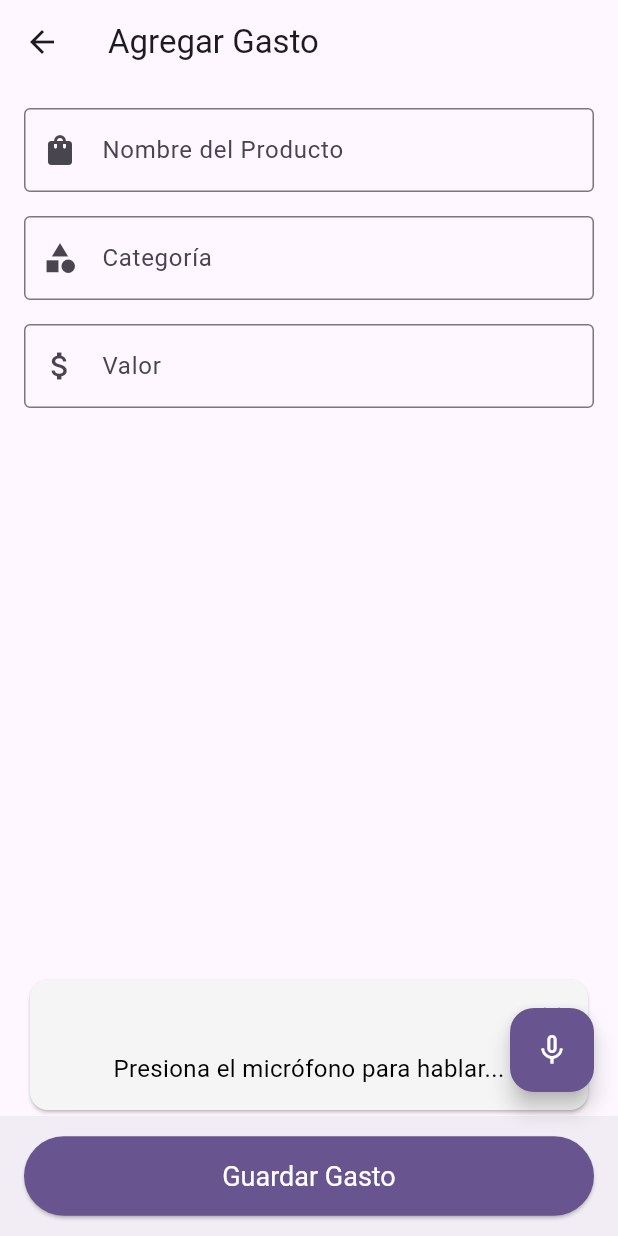
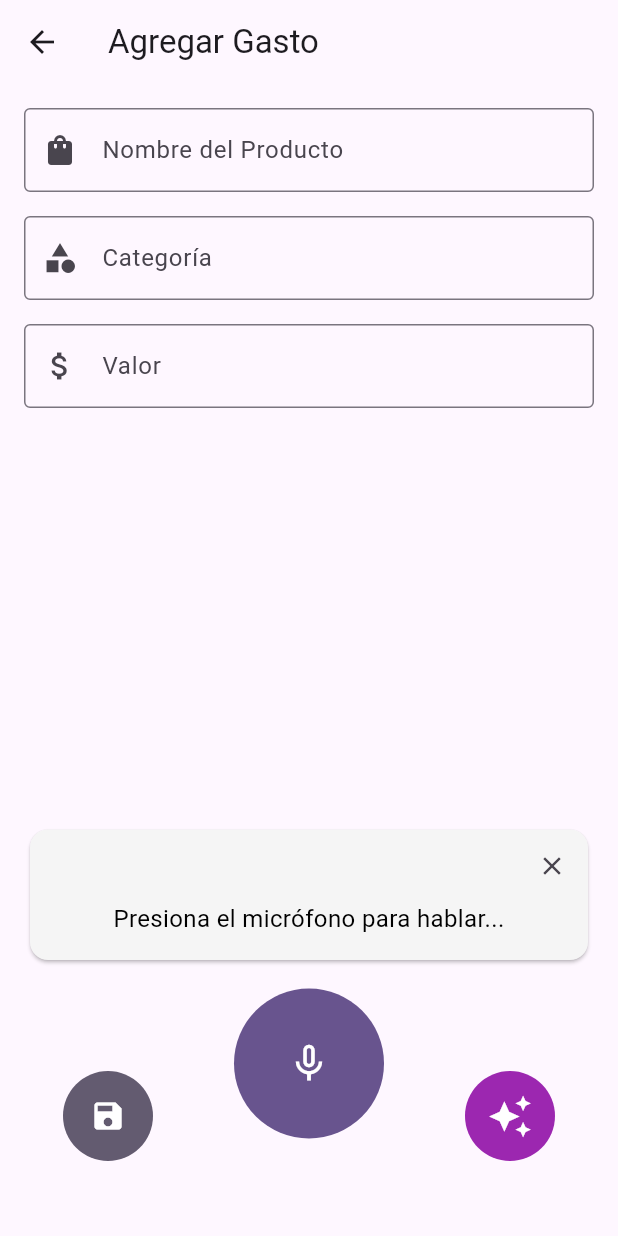
Before and after one commit to mmaurogg/gastos_inteligentes, a Flutter app: the AddExpenseScreen screen opened directly, on a phone screen of 412 x 824 dp. Run offline on Flutter 3.47's test engine with Material 3 defaults, Android fonts, the phone set to English and light mode, and no system bars; our stand-ins replace google_generative_ai, permission_handler, shared_preferences, speech_to_text, sqflite; accounts and stored records are empty.

Commit message:
fix: cambio en la apariencia del agregar gasto

```diff
--- a/lib/screens/add_expense_screen.dart
+++ b/lib/screens/add_expense_screen.dart
@@ -25,13 +25,14 @@
   final _categoryController = TextEditingController();
   final _amountController = TextEditingController();
 
-  String _recognizedText = "Presiona el micrófono para hablar...";
+  String textToShow = "Presiona el micrófono para hablar...";
+  String? _recognizedTextAI;
   bool _isListening = false;
   bool _isProcessing = false;
   double _cardBottomPosition = 0.0;
   bool _isCardVisible = true;
 
-  Widget? resultMessage;
+  String? resultMessage;
 
   @override
   void initState() {
@@ -57,12 +58,12 @@
   void _startRecording() async {
     setState(() {
       _isListening = true;
-      _recognizedText = "";
+      _recognizedTextAI = "";
       _isCardVisible = true;
     });
     await _speechService.startListening((text) {
       setState(() {
-        _recognizedText = text;
+        _recognizedTextAI = text;
       });
     });
   }
@@ -72,26 +73,18 @@
       await _speechService.stopListening();
       setState(() {
         _isListening = false;
+        textToShow = _recognizedTextAI!;
       });
     }
-
-    _processWithAI();
   }
 
   void _processWithAI() async {
-    if (_recognizedText.isEmpty ||
-        _recognizedText == "Presiona el micrófono para hablar...") {
-      resultMessage = Column(
-        children: [
-          const Text("Por favor graba o escribe algo primero."),
-          ElevatedButton(
-            onPressed: () {
-              _processWithAI();
-            },
-            child: const Text("Reintentar procesar con IA"),
-          ),
-        ],
-      );
+    if (_recognizedTextAI == null ||
+        _recognizedTextAI!.isEmpty ||
+        _recognizedTextAI == "Presiona el micrófono para hablar...") {
+      setState(() {
+        resultMessage = "Por favor graba o escribe algo primero.";
+      });
       return;
     }
 
@@ -100,14 +93,14 @@
     });
 
     if (_aiService == null) {
-      resultMessage = const Text('API Key no configurada. Ve a configuración.');
       setState(() {
         _isProcessing = false;
+        resultMessage = "API Key no configurada. Ve a configuración.";
       });
       return;
     }
 
-    final expense = await _aiService!.parseExpenseFromText(_recognizedText);
+    final expense = await _aiService!.parseExpenseFromText(_recognizedTextAI!);
 
     setState(() {
       _isProcessing = false;
@@ -120,11 +113,13 @@
       _categoryController.text = expense.category;
       _amountController.text = expense.amount.toStringAsFixed(0);
 
-      resultMessage = const Text('Datos extraídos con éxito!');
+      setState(() {
+        resultMessage = "Datos extraídos con éxito!";
+      });
     } else {
-      resultMessage = const Text(
-        'Error al procesar con IA. Verifica tu API Key.',
-      );
+      setState(() {
+        resultMessage = "Error al procesar con IA. Verifica tu API Key.";
+      });
     }
   }
 
@@ -206,9 +201,6 @@
                               value!.isEmpty ? 'Requerido' : null,
                         ),
                         const SizedBox(height: 16),
-
-                        if (resultMessage != null)
-                          Center(child: resultMessage!),
                       ],
                     ),
                   ),
@@ -239,6 +231,10 @@
                             Row(
                               mainAxisAlignment: MainAxisAlignment.end,
                               children: [
+                                if (resultMessage != null)
+                                  Expanded(
+                                    child: Center(child: Text(resultMessage!)),
+                                  ),
                                 IconButton(
                                   icon: const Icon(Icons.close, size: 20),
                                   onPressed: () {
@@ -256,7 +252,7 @@
                                 bottom: 16.0,
                               ),
                               child: Text(
-                                _recognizedText,
+                                textToShow,
                                 style: const TextStyle(
                                   fontSize: 16,
                                   color: Colors.black,
@@ -274,46 +270,71 @@
           ),
         ],
       ),
-      floatingActionButton: _isProcessing
-          ? FloatingActionButton(
-              onPressed: null,
-              child: const CircularProgressIndicator(),
-            )
-          : GestureDetector(
+
+      bottomNavigationBar: Container(
+        height: 180,
+        padding: const EdgeInsets.only(bottom: 50),
+        child: Stack(
+          alignment: Alignment.center,
+          children: [
+            // Bottom Left: Voice Record
+            GestureDetector(
               onTapDown: (_) => _startRecording(),
               onTapUp: (_) => _stopRecording(),
               onTapCancel: () => _stopRecording(),
-              child: FloatingActionButton(
-                onPressed: () {
-                  // Empty to prevent default tap behavior interfering
-                },
+              child: CircleAvatar(
+                radius: 50,
                 backgroundColor: _isListening
                     ? Colors.red
                     : Theme.of(context).colorScheme.primary,
-                foregroundColor: _isListening
-                    ? Colors.white
-                    : Theme.of(context).colorScheme.onPrimary,
-                child: Icon(_isListening ? Icons.mic : Icons.mic_none),
+                child: Icon(
+                  _isListening ? Icons.mic : Icons.mic_none,
+                  color: Colors.white,
+                  size: 30,
+                ),
               ),
             ),
-      bottomNavigationBar: BottomAppBar(
-        child: Row(
-          children: [
-            Expanded(
-              child: ElevatedButton(
-                onPressed: _saveExpense,
-                style: ElevatedButton.styleFrom(
-                  padding: const EdgeInsets.symmetric(vertical: 16),
-                  textStyle: const TextStyle(fontSize: 18),
-                  backgroundColor: Theme.of(context).colorScheme.primary,
-                  foregroundColor: Theme.of(context).colorScheme.onPrimary,
+            Column(
+              mainAxisAlignment: MainAxisAlignment.end,
+              children: [
+                Row(
+                  mainAxisAlignment: MainAxisAlignment.spaceAround,
+                  children: [
+                    // Bottom Left: Voice Record
+
+                    // Top Button: Save
+                    CircleAvatar(
+                      radius: 30,
+                      backgroundColor: Theme.of(context).colorScheme.secondary,
+                      child: IconButton(
+                        onPressed: _saveExpense,
+                        icon: const Icon(Icons.save, color: Colors.white),
+                      ),
+                    ),
+                    const SizedBox(width: 40),
+                    // Bottom Right: AI Process
+                    _isProcessing
+                        ? CircleAvatar(
+                            radius: 30,
+                            child: CircularProgressIndicator(
+                              color: Theme.of(context).colorScheme.primary,
+                            ),
+                          )
+                        : CircleAvatar(
+                            radius: 30,
+                            backgroundColor: Colors.purple,
+                            child: IconButton(
+                              onPressed: _processWithAI,
+                              icon: const Icon(
+                                Icons.auto_awesome,
+                                color: Colors.white,
+                                size: 30,
+                              ),
+                            ),
+                          ),
+                  ],
                 ),
-                child: Text(
-                  widget.expenseToEdit != null
-                      ? 'Actualizar Gasto'
-                      : 'Guardar Gasto',
-                ),
-              ),
+              ],
             ),
           ],
         ),
```
